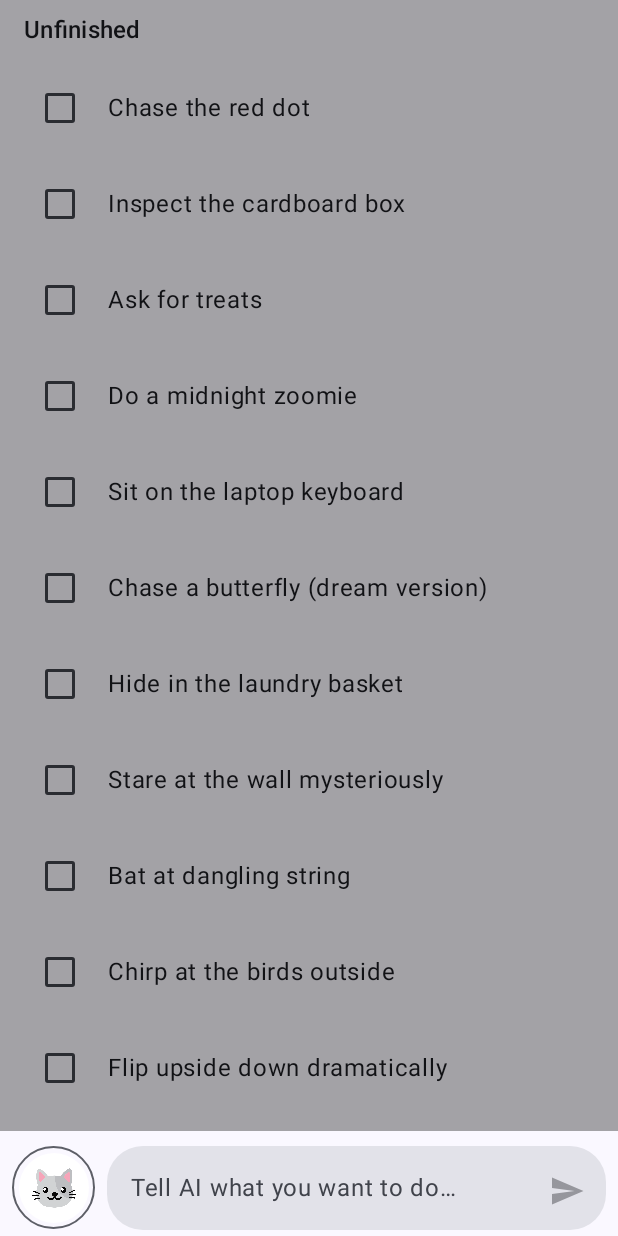
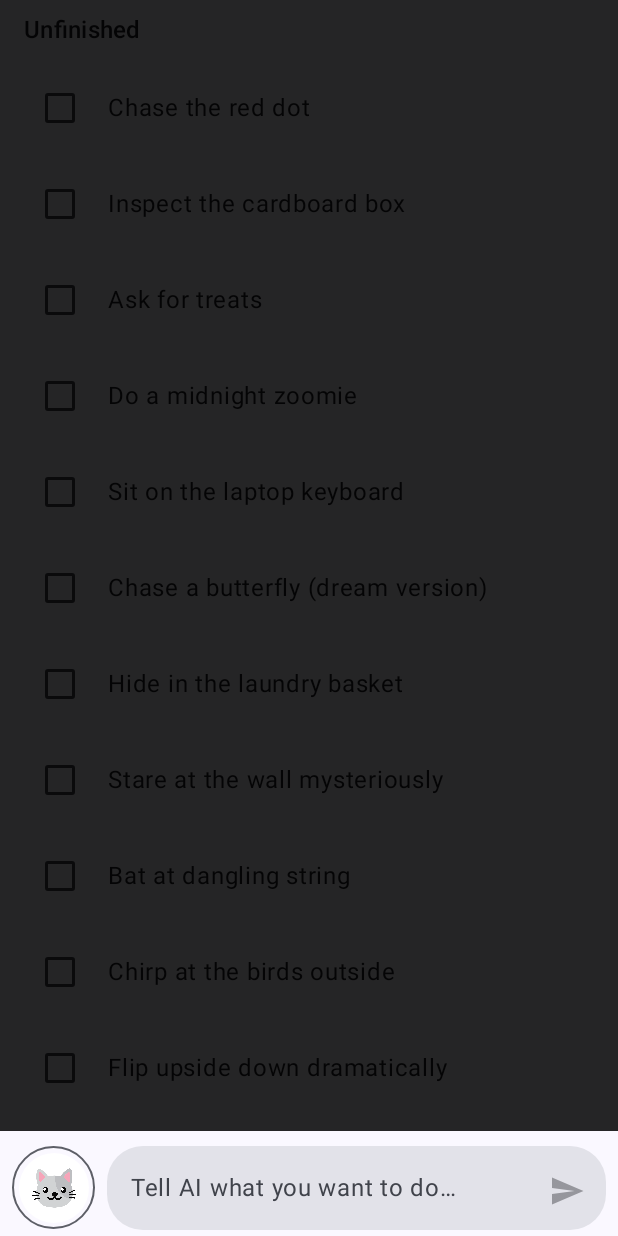
Before and after one commit to bincat233/NekoTask, an Android app built with Jetpack Compose: the screen it shows after launch (MainActivity), on a phone screen of 412 x 824 dp. Run offline under Robolectric (Android 15) with nearby library versions, the phone set to English and light mode, and no system bars.

Commit message:
feat(ui): Implement peek & fullscreen chat with blur effect
Refactors the UI state management by introducing a unified [AppMode](cci:2://file:///home/bear/AndroidStudioProjects/todolist/app/src/main/java/me/superbear/todolist/ui/main/MainScreen.kt:74:0-78:1) sealed class, replacing multiple scattered boolean flags.

This change implements a dual-mode chat overlay:
- **Peek Mode**: Shows transient, auto-dismissing messages.
- **Fullscreen Mode**: Displays the full chat history with a background effect.

Key enhancements include:
- A Gaussian blur background for fullscreen mode on Android 12+.
- A dark scrim fallback for older Android versions.
- Logic to ensure the chat input bar is never obscured by the background effect.
- A `BackHandler` to exit fullscreen mode gracefully.
- Debug flags to easily test fullscreen and fallback states.

```diff
--- a/app/src/main/java/me/superbear/todolist/ui/main/MainScreen.kt
+++ b/app/src/main/java/me/superbear/todolist/ui/main/MainScreen.kt
@@ -1,5 +1,6 @@
 package me.superbear.todolist.ui.main
 
+import android.os.Build
 import androidx.activity.compose.BackHandler
 import androidx.compose.animation.AnimatedVisibility
 import androidx.compose.animation.core.animateDpAsState
@@ -44,28 +45,31 @@ import androidx.compose.material3.TextField
 import androidx.compose.runtime.Composable
 import androidx.compose.runtime.collectAsState
 import androidx.compose.runtime.getValue
+import androidx.compose.runtime.mutableStateOf
 import androidx.compose.runtime.remember
 import androidx.compose.ui.Alignment
 import androidx.compose.ui.Modifier
+import androidx.compose.ui.draw.blur
 import androidx.compose.ui.graphics.Color
+import androidx.compose.ui.layout.onGloballyPositioned
 import androidx.compose.ui.layout.onSizeChanged
 import androidx.compose.ui.platform.LocalDensity
 import androidx.compose.ui.text.style.TextDecoration
+import androidx.compose.ui.tooling.preview.Preview
 import androidx.compose.ui.unit.dp
-import androidx.compose.runtime.mutableStateOf
-import androidx.compose.ui.layout.onGloballyPositioned
 import androidx.compose.ui.unit.IntSize
-import androidx.compose.ui.tooling.preview.Preview
+import androidx.compose.ui.unit.IntSize.Companion
+import androidx.compose.runtime.LaunchedEffect
 import androidx.lifecycle.viewmodel.compose.viewModel
 import me.superbear.todolist.ChatInputBar
 import me.superbear.todolist.Sender
 import me.superbear.todolist.SpeechBubble
 import me.superbear.todolist.Task
 import me.superbear.todolist.MessageStatus
-import androidx.compose.runtime.LaunchedEffect
 
 // Temporary debug flag: force fullscreen mode
 private const val DEBUG_FORCE_FULLSCREEN = true
+private const val DEBUG_FORCE_NO_BLUR_FALLBACK = true
 
 // Main app modes - replaces scattered boolean states
 sealed class AppMode {
@@ -106,12 +110,12 @@ fun MainScreen(
     val currentMode = getCurrentAppMode(state.manualMode, state.chatOverlayMode)
 
     BackHandler(enabled = currentMode == AppMode.ManualAdd) { onEvent(UiEvent.CloseManual) }
+    BackHandler(enabled = currentMode == AppMode.ChatFullscreen) { onEvent(UiEvent.SetChatOverlayMode("peek")) }
 
     @Composable
     fun ChatOverlay(
         messages: List<me.superbear.todolist.ChatMessage>,
         imeVisible: Boolean,
-    manualMode: Boolean,
         fabWidthDp: androidx.compose.ui.unit.Dp,
         mode: ChatOverlayMode,
         isPinned: (me.superbear.todolist.ChatMessage) -> Boolean = { false },
@@ -133,19 +137,26 @@ fun ChatOverlay(
             // Fullscreen mode background
             when (mode) {
                 is ChatOverlayMode.Fullscreen -> {
-                // Dim scrim that intercepts clicks, but leaves space for input bar
+                    // On modern devices, the background is blurred by the caller.
+                    // On older devices, we add a fallback scrim.
+                    val canBlur = Build.VERSION.SDK_INT >= Build.VERSION_CODES.S && !DEBUG_FORCE_NO_BLUR_FALLBACK
+                    if (!canBlur) {
+                        Surface(
+                            color = Color.Black.copy(alpha = 0.85f),
+                            modifier = Modifier
+                                .fillMaxSize()
+                                .padding(bottom = inputBarHeight) // Don't cover input bar
+                        ) {}
+                    }
+
+                    // Click interceptor to prevent interaction with blurred content behind
                     val interaction = remember { MutableInteractionSource() }
                     Box(
                         modifier = Modifier
                             .fillMaxSize()
                             .padding(bottom = inputBarHeight) // Don't cover input bar
                             .clickable(indication = null, interactionSource = interaction) { }
-                ) {
-                    Surface(
-                        color = Color.Black.copy(alpha = 0.35f),
-                        modifier = Modifier.fillMaxSize()
-                    ) {}
-                }
+                    )
                 }
                 is ChatOverlayMode.Peek -> {
                     // No background in peek mode
@@ -173,11 +184,12 @@ fun ChatOverlay(
                 }
 
                 val isLast = index == messages.lastIndex
+                val fabIsVisible = mode is ChatOverlayMode.Peek && !imeVisible
                 val avoidancePadding by animateDpAsState(
-                if (isLast && !imeVisible && !manualMode) {
+                    if (isLast && fabIsVisible) {
                         fabWidthDp + 32.dp // FAB width + 16dp margins on both sides
                     } else 0.dp,
-                label = ""
+                    label = "fabAvoidancePadding"
                 )
 
                 val bottomOffset = with(localDensity) {
@@ -235,6 +247,12 @@ fun ChatOverlay(
     }
 
     Box(modifier = Modifier.fillMaxSize()) {
+        val canBlur = Build.VERSION.SDK_INT >= Build.VERSION_CODES.S && !DEBUG_FORCE_NO_BLUR_FALLBACK
+        val blurRadius by animateDpAsState(
+            targetValue = if (currentMode == AppMode.ChatFullscreen && canBlur) 16.dp else 0.dp,
+            label = "blurAnimation"
+        )
+
         Scaffold(
             contentWindowInsets = WindowInsets.safeDrawing,
             bottomBar = {
@@ -261,13 +279,17 @@ fun ChatOverlay(
             },
             modifier = Modifier.fillMaxSize()
         ) { innerPadding ->
+            Box(
+                modifier = Modifier
+                    .padding(innerPadding)
+                    .fillMaxSize()
+                    .blur(radius = blurRadius)
+            ) {
                 val unfinishedItems = state.items.filter { it.status == "OPEN" }
                 val finishedItems = state.items.filter { it.status == "DONE" }
 
                 LazyColumn(
-                modifier = Modifier
-                    .padding(innerPadding)
-                    .fillMaxSize()
+                    modifier = Modifier.fillMaxSize()
                 ) {
                     item {
                         Text(
@@ -291,6 +313,7 @@ fun ChatOverlay(
                     }
                 }
             }
+        }
 
         // Dynamic ChatOverlay based on app mode
         val overlayMode = when (currentMode) {
@@ -305,7 +328,6 @@ fun ChatOverlay(
         ChatOverlay(
             messages = overlayMessages,
             imeVisible = state.imeVisible,
-            manualMode = state.manualMode,
             fabWidthDp = state.fabWidthDp,
             mode = overlayMode,
             isPinned = { message ->
```
Lines whose indentation alone changed are shown as unchanged.
